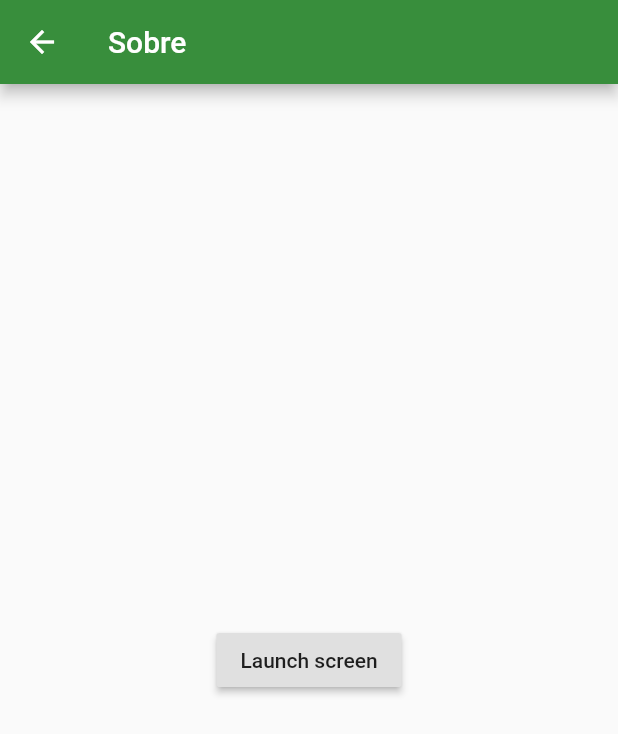
After one commit to ricardojrgpimentel/jogos_da_sorte, a Flutter app: the screen it shows after launch, after a tap on "About", on a phone screen of 412 x 824 dp. The commit adds this screen. Shown: the top 734 px of the screen. Run offline on Flutter 3.47's test engine with Material 2 defaults, Android fonts, the phone set to English and light mode, and no system bars.

Commit message:
added about page & navigation system

```diff
--- /dev/null
+++ b/lib/about.dart
@@ -0,0 +1,20 @@
+import 'package:flutter/material.dart';
+
+class About extends StatelessWidget {
+  @override
+  Widget build(BuildContext context) {
+    return Scaffold(
+      appBar: AppBar(
+        title: Text('Sobre'),
+        backgroundColor: Colors.green[700],
+      ),
+      body: Center(
+          child: RaisedButton(
+        child: Text('Launch screen'),
+        onPressed: () {
+          Navigator.pop(context, true);
+        },
+      )),
+    );
+  }
+}
--- a/lib/main.dart
+++ b/lib/main.dart
@@ -4,11 +4,12 @@ import 'cards/milhao.dart';
 import 'cards/classica.dart';
 import 'cards/popular.dart';
 import 'cards/totoloto.dart';
+import './about.dart';
 
-void main() =>
-    runApp(MaterialApp(title: 'Jogos da Sorte', initialRoute: '/', routes: {
-      '/': (context) => MyApp(),
-    }));
+void main() => runApp(MaterialApp(
+    title: 'Jogos da Sorte',
+    initialRoute: '/',
+    routes: {'/': (context) => MyApp(), '/about': (context) => About()}));
 
 class MyApp extends StatelessWidget {
   @override
@@ -38,6 +39,13 @@ class MyApp extends StatelessWidget {
             number4: '4',
             number5: '5',
             luckNumber: '6'),
+        RaisedButton(
+          child: Text('About'),
+          onPressed: () {
+            // Navigate to the second screen using a named route
+            Navigator.pushNamed(context, '/about');
+          },
+        )
       ]),
     );
   }
```
